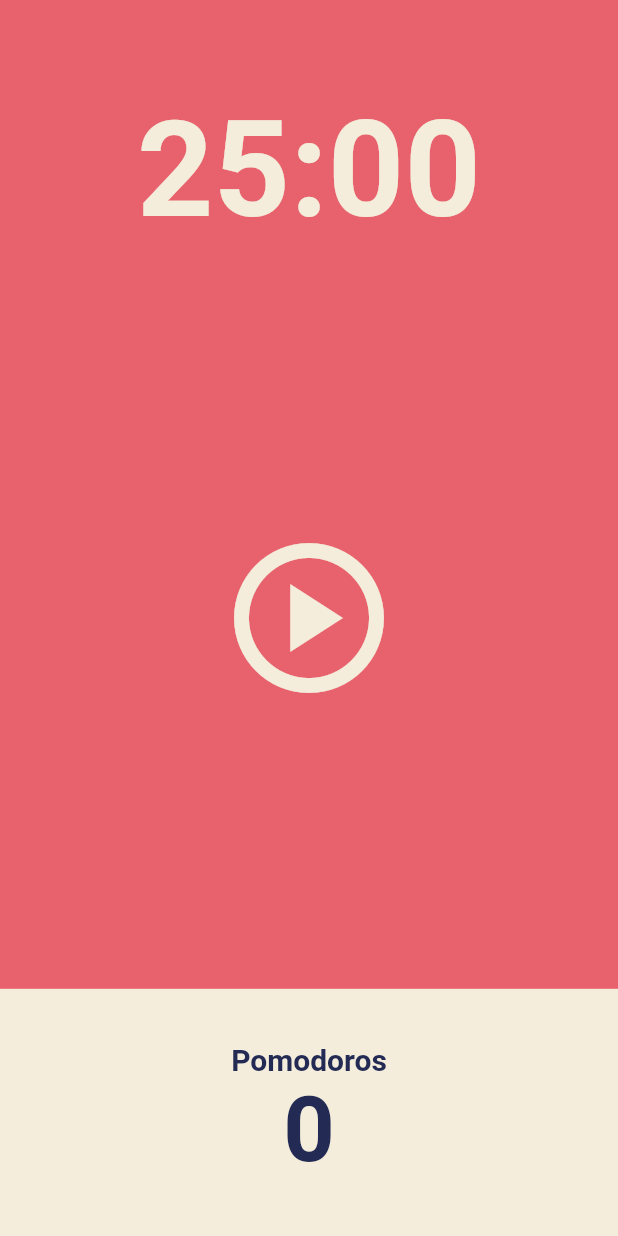
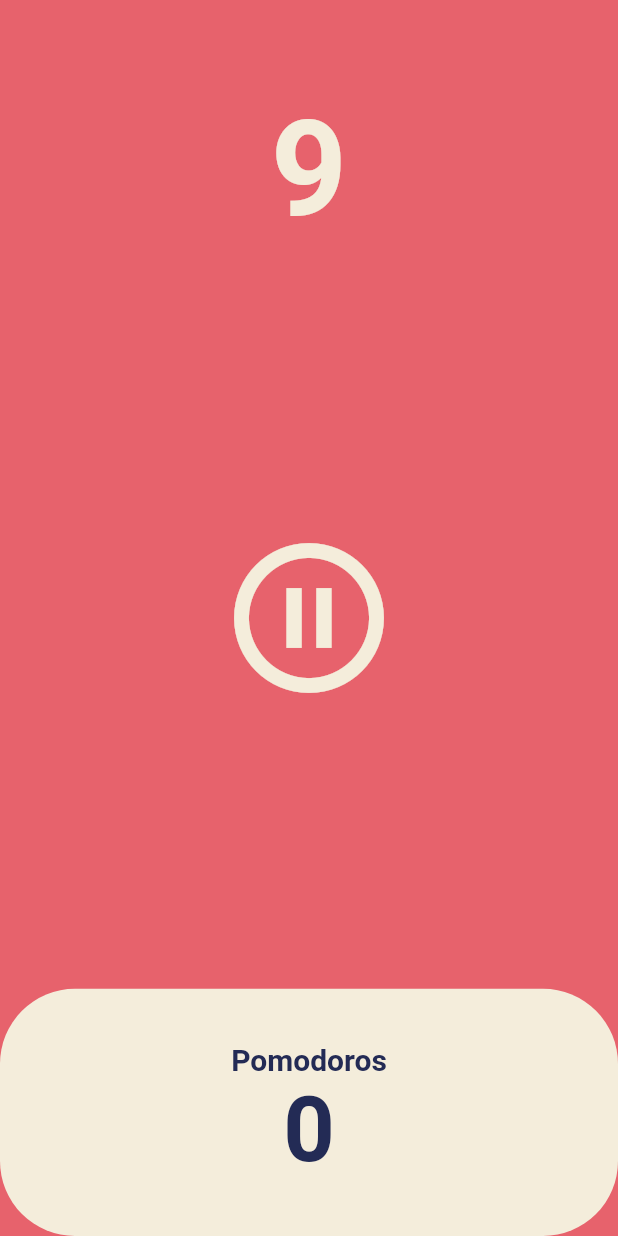
Before and after one commit to yeschan119/mini-projects, a Flutter app: the screen it shows after launch, after a tap on the "play circle" icon, on a phone screen of 412 x 824 dp. Run offline on Flutter 3.47's test engine with Material 2 defaults, Android fonts, the light colour scheme and no system bars.

Commit message:
add several functions

```diff
--- a/pomodoro/lib/screens/home_screen.dart
+++ b/pomodoro/lib/screens/home_screen.dart
@@ -1,4 +1,7 @@
 import 'package:flutter/material.dart';
+import 'dart:async'; //solve the timer error
+
+int TOTAL_TIME = 10; //1500s = 25min
 
 class HomeScreen extends StatefulWidget {
   const HomeScreen({super.key});
@@ -8,6 +11,42 @@ class HomeScreen extends StatefulWidget {
 }
 
 class _HomeScreenState extends State<HomeScreen> {
+  int totalSeconds = TOTAL_TIME;
+  bool isRunning = false;
+  int pomodoros = 0;
+
+  ///late은 당장 초기화하지 않겠다는 것인데, 사용 직전에는 반드시 초기화를 하겠다는 의미도 있음.
+  late Timer timer;
+  void onTick(Timer timer) {
+    if (totalSeconds > 0) {
+      setState(() {
+        totalSeconds = totalSeconds - 1;
+      });
+    } else {
+      setState(() {
+        pomodoros = pomodoros + 1;
+        totalSeconds = TOTAL_TIME;
+        isRunning = false;
+      });
+      timer.cancel();
+    }
+  }
+
+  void onStartPressed() {
+    ///명시한 기간동안 주기적으로 지정한 함수를 실행하는 위젯
+    timer = Timer.periodic(const Duration(seconds: 1), onTick);
+    setState(() {
+      isRunning = true;
+    });
+  }
+
+  void onPausePressed() {
+    timer.cancel();
+    setState(() {
+      isRunning = false;
+    });
+  }
+
   @override
   Widget build(BuildContext context) {
     //scaffold는 material design(google식 design)의 layout
@@ -17,12 +56,14 @@ class _HomeScreenState extends State<HomeScreen> {
       body: Column(
         children: [
           //flexible is a relative ratio(flex:1) size. not absolute. no need 10px ..
+          ///flexible은 상대적 사이즈이므로 사이즈가 아닌 비율(flex)을 입력한다.
           Flexible(
             flex: 1,
             child: Container(
+              ///alignment는 container의 위치를 설정
               alignment: Alignment.bottomCenter,
               child: Text(
-                '25:00',
+                '$totalSeconds',
                 style: TextStyle(
                   color: Theme.of(context).cardColor,
                   fontSize: 89,
@@ -37,9 +78,15 @@ class _HomeScreenState extends State<HomeScreen> {
               child: IconButton(
                 iconSize: 120,
                 color: Theme.of(context).cardColor,
-                onPressed: () {},
-                icon: const Icon(
-                  Icons.play_circle_outlined,
+
+                ///처음에 isRunning이 false이기 때문에 onStartPressed 실행
+                ///onStartpressed가 실행되면 isRunning이 true로 되기 때문에 pause icon으로 바뀜
+                ///다시 버튼을 누르면 isRunning이 true였기 때문에 onPausePressed가 실행
+                onPressed: isRunning ? onPausePressed : onStartPressed,
+                icon: Icon(
+                  isRunning
+                      ? Icons.pause_circle_outline
+                      : Icons.play_circle_outlined,
                 ),
               ),
             ),
@@ -53,6 +100,9 @@ class _HomeScreenState extends State<HomeScreen> {
                   child: Container(
                     decoration: BoxDecoration(
                       color: Theme.of(context).cardColor,
+
+                      ///모서리 둥글게 보정
+                      borderRadius: BorderRadius.circular(50),
                     ),
                     child: Column(
                       mainAxisAlignment: MainAxisAlignment.center,
@@ -68,7 +118,7 @@ class _HomeScreenState extends State<HomeScreen> {
                               fontWeight: FontWeight.w600),
                         ),
                         Text(
-                          '0',
+                          '$pomodoros',
                           style: TextStyle(
                               fontSize: 60,
                               color: Theme.of(context)
```
